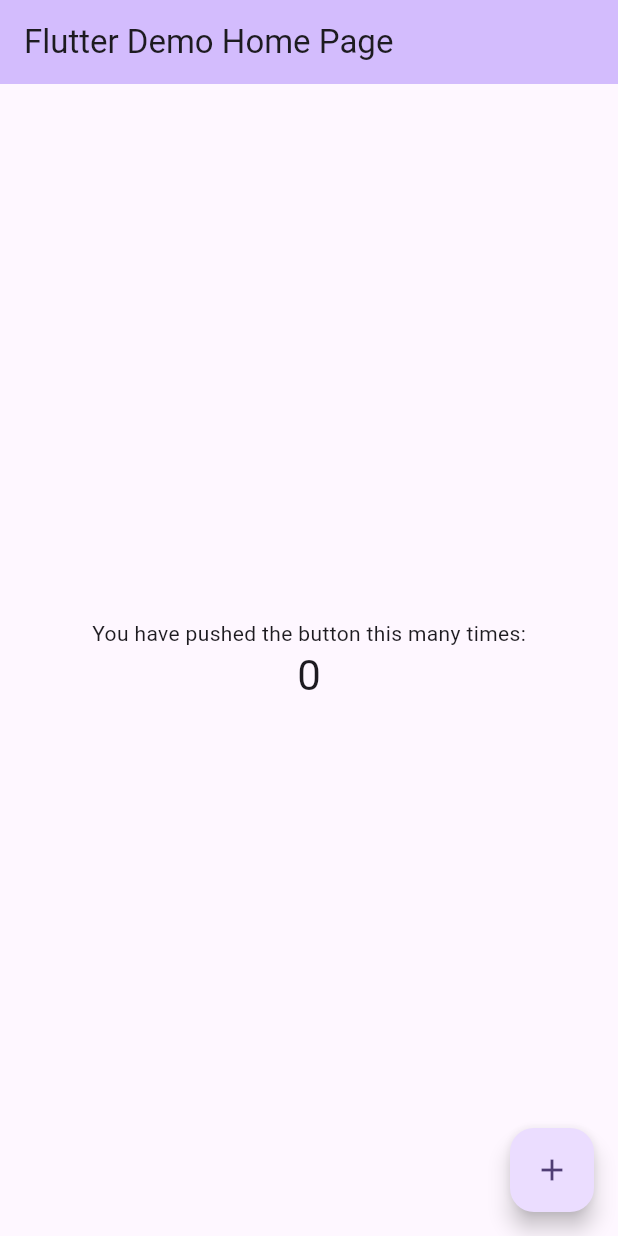
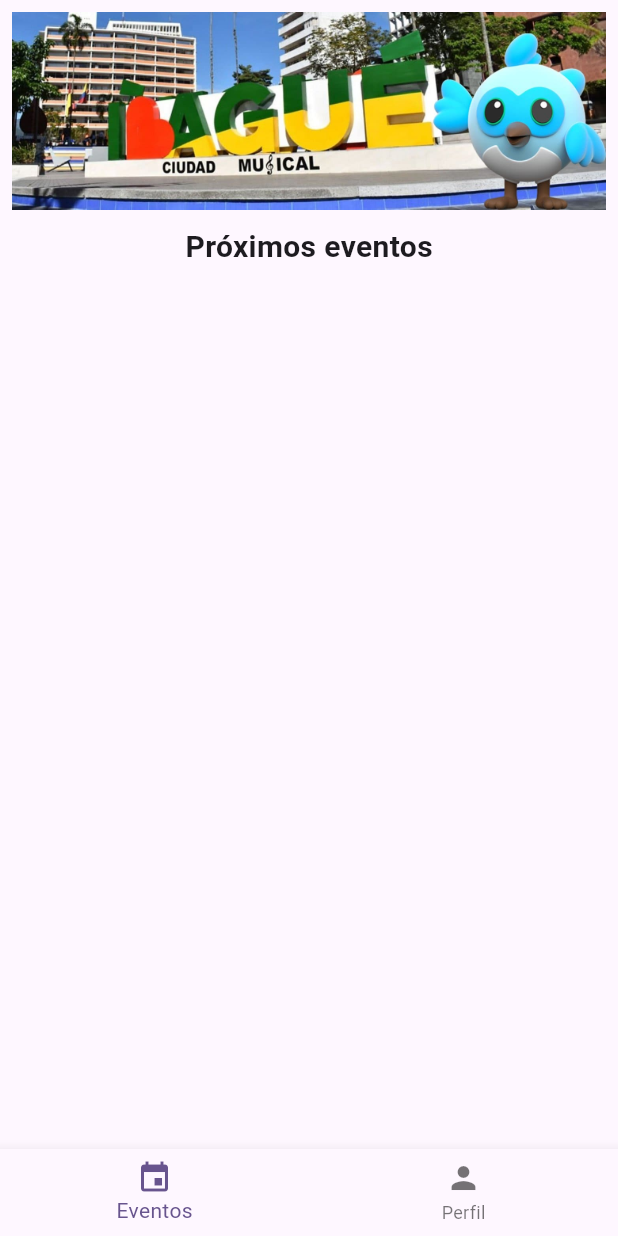
Before and after one commit to jomazao/flutter_community_ibague, a Flutter app: the screen it shows after launch, on a phone screen of 412 x 824 dp. Run offline on Flutter 3.47's test engine with Material 3 defaults, Android fonts, the phone set to English and light mode, and no system bars; our stand-ins replace cloud_firestore, firebase_auth, firebase_core, go_router; missing offline and left inert: firebase_ui_auth; accounts and stored records are empty.

Commit message:
added first version of the web and app

```diff
--- a/lib/main.dart
+++ b/lib/main.dart
@@ -1,6 +1,15 @@
+import 'package:firebase_core/firebase_core.dart';
 import 'package:flutter/material.dart';
+import 'package:flutter_community_ibague/firebase_options.dart';
+import 'package:flutter_community_ibague/src/config/router.dart';
+import 'package:intl/date_symbol_data_local.dart';
 
-void main() {
+void main() async {
+  WidgetsFlutterBinding.ensureInitialized();
+  await initializeDateFormatting('es');
+  await Firebase.initializeApp(
+    options: DefaultFirebaseOptions.currentPlatform,
+  );
   runApp(const MyApp());
 }
 
@@ -10,8 +19,8 @@
   // This widget is the root of your application.
   @override
   Widget build(BuildContext context) {
-    return MaterialApp(
-      title: 'Flutter Demo',
+    return MaterialApp.router(
+      title: 'Flutter Community Ibagué',
       theme: ThemeData(
         // This is the theme of your application.
         //
@@ -31,95 +40,7 @@
         colorScheme: ColorScheme.fromSeed(seedColor: Colors.deepPurple),
         useMaterial3: true,
       ),
-      home: const MyHomePage(title: 'Flutter Demo Home Page'),
+      routerConfig: appRouter,
     );
   }
 }
-
-class MyHomePage extends StatefulWidget {
-  const MyHomePage({super.key, required this.title});
-
-  // This widget is the home page of your application. It is stateful, meaning
-  // that it has a State object (defined below) that contains fields that affect
-  // how it looks.
-
-  // This class is the configuration for the state. It holds the values (in this
-  // case the title) provided by the parent (in this case the App widget) and
-  // used by the build method of the State. Fields in a Widget subclass are
-  // always marked "final".
-
-  final String title;
-
-  @override
-  State<MyHomePage> createState() => _MyHomePageState();
-}
-
-class _MyHomePageState extends State<MyHomePage> {
-  int _counter = 0;
-
-  void _incrementCounter() {
-    setState(() {
-      // This call to setState tells the Flutter framework that something has
-      // changed in this State, which causes it to rerun the build method below
-      // so that the display can reflect the updated values. If we changed
-      // _counter without calling setState(), then the build method would not be
-      // called again, and so nothing would appear to happen.
-      _counter++;
-    });
-  }
-
-  @override
-  Widget build(BuildContext context) {
-    // This method is rerun every time setState is called, for instance as done
-    // by the _incrementCounter method above.
-    //
-    // The Flutter framework has been optimized to make rerunning build methods
-    // fast, so that you can just rebuild anything that needs updating rather
-    // than having to individually change instances of widgets.
-    return Scaffold(
-      appBar: AppBar(
-        // TRY THIS: Try changing the color here to a specific color (to
-        // Colors.amber, perhaps?) and trigger a hot reload to see the AppBar
-        // change color while the other colors stay the same.
-        backgroundColor: Theme.of(context).colorScheme.inversePrimary,
-        // Here we take the value from the MyHomePage object that was created by
-        // the App.build method, and use it to set our appbar title.
-        title: Text(widget.title),
-      ),
-      body: Center(
-        // Center is a layout widget. It takes a single child and positions it
-        // in the middle of the parent.
-        child: Column(
-          // Column is also a layout widget. It takes a list of children and
-          // arranges them vertically. By default, it sizes itself to fit its
-          // children horizontally, and tries to be as tall as its parent.
-          //
-          // Column has various properties to control how it sizes itself and
-          // how it positions its children. Here we use mainAxisAlignment to
-          // center the children vertically; the main axis here is the vertical
-          // axis because Columns are vertical (the cross axis would be
-          // horizontal).
-          //
-          // TRY THIS: Invoke "debug painting" (choose the "Toggle Debug Paint"
-          // action in the IDE, or press "p" in the console), to see the
-          // wireframe for each widget.
-          mainAxisAlignment: MainAxisAlignment.center,
-          children: <Widget>[
-            const Text(
-              'You have pushed the button this many times:',
-            ),
-            Text(
-              '$_counter',
-              style: Theme.of(context).textTheme.headlineMedium,
-            ),
-          ],
-        ),
-      ),
-      floatingActionButton: FloatingActionButton(
-        onPressed: _incrementCounter,
-        tooltip: 'Increment',
-        child: const Icon(Icons.add),
-      ), // This trailing comma makes auto-formatting nicer for build methods.
-    );
-  }
-}
--- /dev/null
+++ b/lib/src/config/app_assets.dart
@@ -0,0 +1,4 @@
+class AppAssets {
+  static const _imagesPath = 'assets/images';
+  static const banner = '$_imagesPath/banner.jpeg';
+}
--- /dev/null
+++ b/lib/src/config/router.dart
@@ -0,0 +1,69 @@
+import 'package:firebase_ui_auth/firebase_ui_auth.dart';
+import 'package:flutter/cupertino.dart';
+import 'package:flutter_community_ibague/src/notifiers/auth_notifier.dart';
+import 'package:flutter_community_ibague/src/notifiers/events_notifier.dart';
+import 'package:flutter_community_ibague/src/ui/screens/events_screen.dart';
+import 'package:flutter_community_ibague/src/ui/screens/home_screen.dart';
+import 'package:go_router/go_router.dart';
+import 'package:provider/provider.dart';
+
+final providers = [EmailAuthProvider()];
+
+class Routes {
+  static const profile = '/profile';
+  static const signIn = '/sign_in';
+  static const notLogged = '/not_logged';
+  static const events = '/events';
+}
+
+final GoRouter appRouter = GoRouter(
+  initialLocation: Routes.events,
+  routes: <RouteBase>[
+    ShellRoute(
+        builder: (context, state, child) {
+          return MultiProvider(providers: [
+            ChangeNotifierProvider(
+              create: (_) => EventsNotifier(),
+            ),
+            ChangeNotifierProvider(
+              create: (_) => AuthNotifier(),
+            ),
+          ], child: HomeScreen(page: child));
+        },
+        routes: [
+          GoRoute(
+            path: Routes.events,
+            builder: (context, state) {
+              return EventsScreen();
+            },
+          ),
+          GoRoute(
+            path: Routes.profile,
+            builder: (context, state) {
+              return ProfileScreen(
+                avatar: const SizedBox(),
+                actions: [
+                  //   SignedOutAction((_) => context.go(Routes.start)),
+                ],
+              );
+            },
+          ),
+        ]),
+    GoRoute(
+      path: Routes.signIn,
+      builder: (context, state) {
+        return SignInScreen(
+          showPasswordVisibilityToggle: true,
+          actions: [
+            AuthStateChangeAction<SignedIn>((context, state) {
+              context.pop();
+            }),
+            AuthStateChangeAction<UserCreated>((context, state) {
+              context.pop();
+            }),
+          ],
+        );
+      },
+    ),
+  ],
+);
--- /dev/null
+++ b/lib/src/data/events_repository.dart
@@ -0,0 +1,24 @@
+import 'package:cloud_firestore/cloud_firestore.dart';
+import 'package:flutter_community_ibague/src/models/event.dart';
+
+class EventsRepository {
+  final FirebaseFirestore _firestore;
+
+  EventsRepository({
+    FirebaseFirestore? firestore,
+  }) : _firestore = firestore ?? FirebaseFirestore.instance;
+
+  Stream<List<Event>> eventsStream() {
+    return _firestore
+        .collection('events')
+        .snapshots()
+        .map((snapShot) => snapShot.docs
+            .map(
+              (doc) => Event.fromJson(
+                id: doc.id,
+                json: doc.data(),
+              ),
+            )
+            .toList());
+  }
+}
--- /dev/null
+++ b/lib/src/models/event.dart
@@ -0,0 +1,35 @@
+import 'package:cloud_firestore/cloud_firestore.dart';
+
+class Event {
+  final String id;
+  final String title;
+  final String description;
+  final String banner;
+  final DateTime dateTime;
+  final String location;
+
+  Event({
+    required this.id,
+    required this.title,
+    required this.description,
+    required this.banner,
+    required this.dateTime,
+    required this.location,
+  });
+
+  factory Event.fromJson({
+    required String id,
+    required Map json,
+  }) {
+    final dateTimeTimeStamp = json['dateTime'] as Timestamp;
+
+    return Event(
+      id: id,
+      title: json['title'] ?? '',
+      description: json['description'] ?? '',
+      banner: json['banner'] ?? '',
+      dateTime: dateTimeTimeStamp.toDate(),
+      location: json['location'] ?? '',
+    );
+  }
+}
--- /dev/null
+++ b/lib/src/notifiers/events_notifier.dart
@@ -0,0 +1,24 @@
+import 'dart:async';
+
+import 'package:flutter/foundation.dart';
+import 'package:flutter_community_ibague/src/data/events_repository.dart';
+import 'package:flutter_community_ibague/src/models/event.dart';
+
+class EventsNotifier extends ChangeNotifier {
+  final EventsRepository _eventsRepository;
+
+  EventsNotifier({EventsRepository? eventsRepository})
+      : _eventsRepository = eventsRepository ?? EventsRepository() {
+    init();
+  }
+
+  late StreamSubscription _eventsSubscription;
+  List<Event> events = [];
+
+  void init() {
+    _eventsSubscription = _eventsRepository.eventsStream().listen((events) {
+      this.events = events;
+      notifyListeners();
+    });
+  }
+}
--- /dev/null
+++ b/lib/src/ui/screens/events_screen.dart
@@ -0,0 +1,37 @@
+import 'package:flutter/material.dart';
+import 'package:flutter_community_ibague/src/config/app_assets.dart';
+import 'package:flutter_community_ibague/src/notifiers/events_notifier.dart';
+import 'package:flutter_community_ibague/src/ui/widgets/event_widget.dart';
+import 'package:provider/provider.dart';
+
+class EventsScreen extends StatelessWidget {
+  const EventsScreen({super.key});
+
+  @override
+  Widget build(BuildContext context) {
+    final state = context.watch<EventsNotifier>();
+    final bigScreen = MediaQuery.sizeOf(context).width > 1000;
+    return Column(
+      children: [
+        Image.asset(AppAssets.banner),
+        Expanded(
+          child: Column(
+            children: [
+              const SizedBox(
+                height: 10,
+              ),
+              Text(
+                'Próximos eventos',
+                style: TextStyle(
+                  fontSize: bigScreen ? 30 : 20,
+                  fontWeight: FontWeight.bold,
+                ),
+              ),
+              ...state.events.map((event) => EventWidget(event: event)).toList()
+            ],
+          ),
+        ),
+      ],
+    );
+  }
+}
--- /dev/null
+++ b/lib/src/ui/screens/home_screen.dart
@@ -0,0 +1,33 @@
+import 'package:flutter/material.dart';
+
+class HomeScreen extends StatelessWidget {
+  const HomeScreen({
+    super.key,
+    required this.page,
+  });
+
+  final Widget page;
+
+  @override
+  Widget build(BuildContext context) {
+    return Scaffold(
+      body: SafeArea(
+          child: Padding(
+        padding: const EdgeInsets.all(8.0),
+        child: page,
+      )),
+      bottomNavigationBar: BottomNavigationBar(
+        items: const [
+          BottomNavigationBarItem(
+            icon: Icon(Icons.event),
+            label: 'Eventos',
+          ),
+          BottomNavigationBarItem(
+            icon: Icon(Icons.person),
+            label: 'Perfil',
+          ),
+        ],
+      ),
+    );
+  }
+}
```
Also changed, not shown: lib/src/notifiers/auth_notifier.dart (added, +24 -0 lines), lib/src/ui/widgets/event_widget.dart (added, +47 -0 lines), pubspec.yaml (+10 -2 lines), assets/images/banner.jpeg (added), firebase.json (added), lib/firebase_options.dart (added), pubspec.lock, 9 other files.
